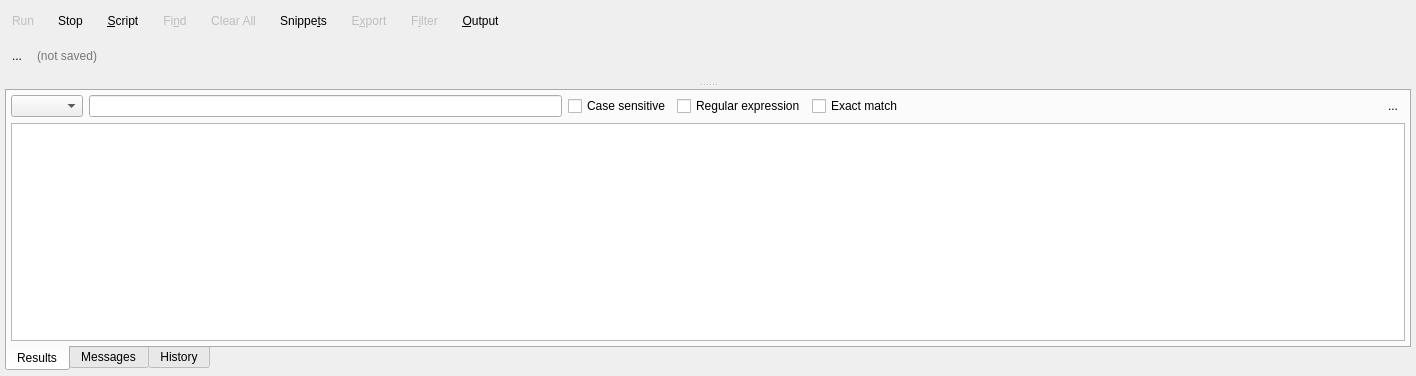
This is libs/libgui/ui/tools/sqlexecutionwidget.ui in pgmodeler/pgmodeler as Qt 5 draws it before an edit. The edited form follows.
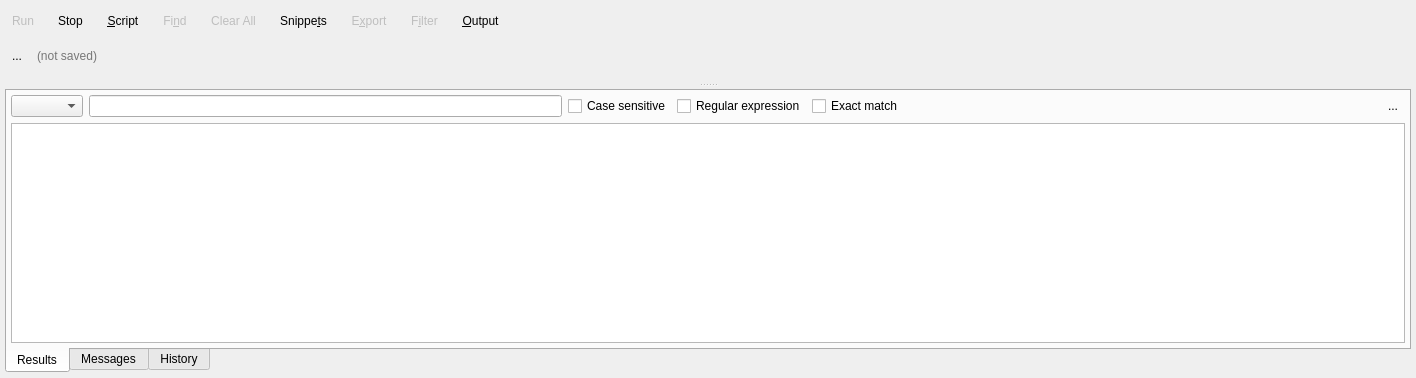
This is the edited form. Icons and pictures are not drawn.

Diff of the .ui file:
```diff
--- a/libs/libgui/ui/tools/sqlexecutionwidget.ui
+++ b/libs/libgui/ui/tools/sqlexecutionwidget.ui
@@ -7,7 +7,7 @@
     <x>0</x>
     <y>0</y>
     <width>1416</width>
-    <height>376</height>
+    <height>378</height>
    </rect>
   </property>
   <property name="baseSize">
```
Left out of the diff: 13 changed lines with no effect on the pictures.
